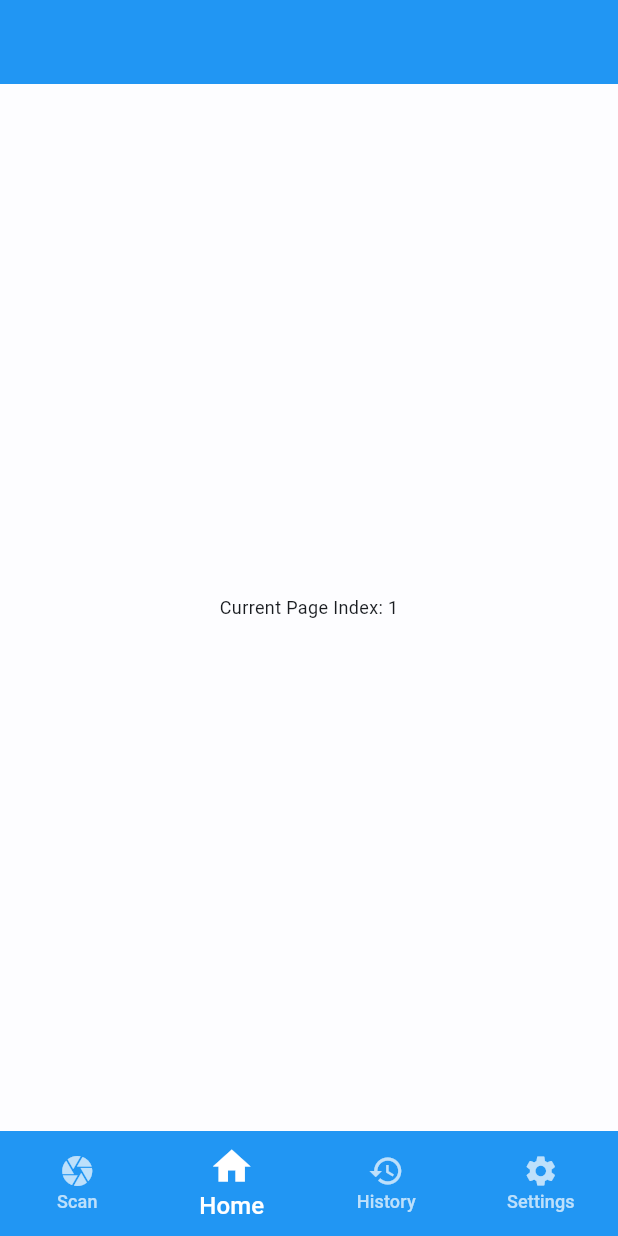
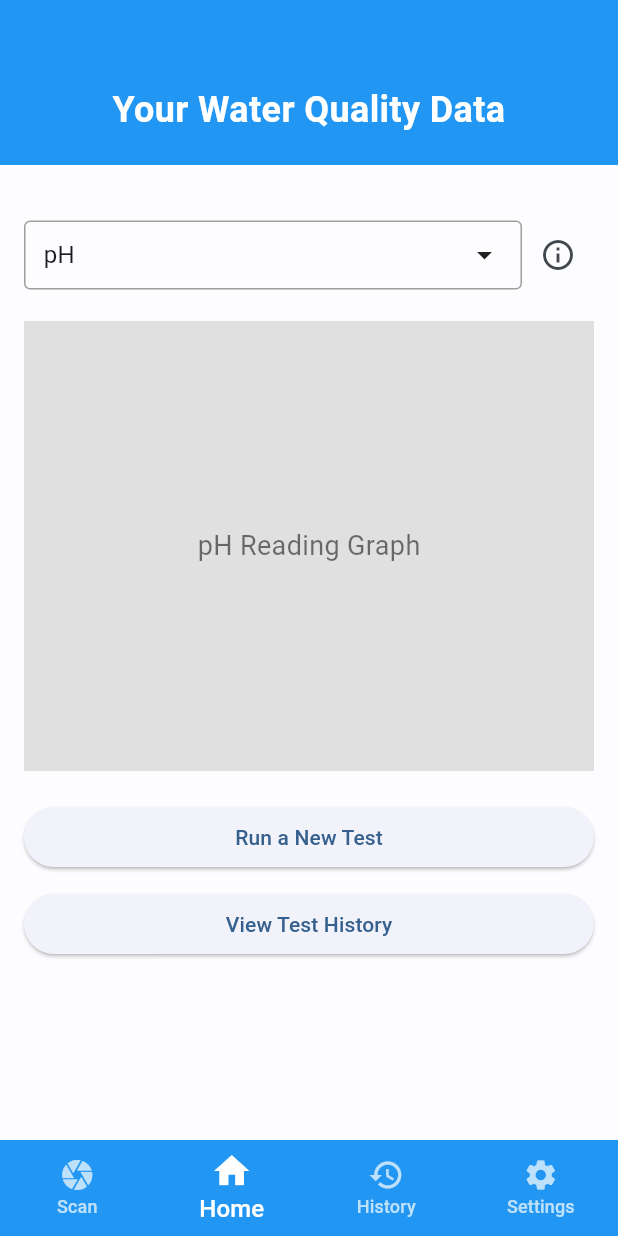
Before and after one commit to KahnSvaer/Water-Sensor-IOT-Project, a Flutter app: the screen it shows after launch, item 2 of the bottom bar chosen, on a phone screen of 412 x 824 dp. Run offline on Flutter 3.47's test engine with Material 3 defaults, Android fonts, the phone set to English and light mode, and no system bars; our stand-ins replace firebase_core; accounts and stored records are empty.

Commit message:
Added home page, scan page and history page

```diff
--- a/aqua_read/lib/constants/colors.dart
+++ b/aqua_read/lib/constants/colors.dart
@@ -2,7 +2,7 @@ import 'package:flutter/material.dart';
 
 class AppColors {
   static const Color primaryColor = Colors.blue;
-  static const Color secondaryColor = Colors.teal;
+  static Color? secondaryColor = Colors.blue[300];
   static const Color accentColor = Colors.cyanAccent;
   static const Color backgroundColor = Colors.white70;
 }
--- a/aqua_read/lib/main.dart
+++ b/aqua_read/lib/main.dart
@@ -12,7 +12,7 @@ class MyApp extends StatelessWidget {
   @override
   Widget build(BuildContext context) {
     return MaterialApp(
-      title: 'Flutter Demo',
+      title: 'AquaRead',
       theme: ThemeData(
         colorScheme: ColorScheme.fromSeed(seedColor: Colors.blue),
         useMaterial3: true,
--- a/aqua_read/lib/pages/background.dart
+++ b/aqua_read/lib/pages/background.dart
@@ -1,9 +1,15 @@
-// home_page.dart
+import 'package:flutter/material.dart';
 
-import 'package:flutter/material.dart';
 import '../state_management/app_state.dart'; // Import the AppState singleton
+import '../constants/colors.dart';
+
 import '../widgets/custom_bottom_nav_bar.dart'; // Import the custom bottom nav bar
-import '../constants/colors.dart';
+
+import 'history.dart';
+import 'home.dart';
+import 'scan.dart';
+import 'setting.dart';
+
 
 class BackgroundPage extends StatelessWidget {
   final AppState appState = AppState();
@@ -12,6 +18,15 @@ class BackgroundPage extends StatelessWidget {
 
   @override
   Widget build(BuildContext context) {
+
+    final List<Widget> pages = [
+      ScansPage(),     // Replace with your actual ScanPage widget
+      HomePage(),     // Replace with your actual HomePage widget
+      HistoryPage(),  // Replace with your actual HistoryPage widget
+      SettingPage(), // Replace with your actual SettingsPage widget
+    ];
+
+
     return Scaffold(
       appBar: AppBar(
         backgroundColor: AppColors.primaryColor,
@@ -22,10 +37,7 @@ class BackgroundPage extends StatelessWidget {
           return Container(
             color: Colors.white70, // Change this to your background color
             child: Center(
-              child: Text(
-                'Current Page Index: $index', // Display current index
-                style: TextStyle(fontSize: 12),
-              ),
+              child: pages[index],
             ),
           );
         },
--- /dev/null
+++ b/aqua_read/lib/pages/home.dart
@@ -0,0 +1,184 @@
+import 'package:aqua_read/constants/colors.dart';
+import 'package:flutter/material.dart';
+import '../state_management/app_state.dart';
+
+class HomePage extends StatelessWidget {
+  const HomePage({super.key});
+
+  @override
+  Widget build(BuildContext context) {
+    ValueNotifier<int> graphIndexNotifier = ValueNotifier<int>(0);
+
+    return Column(
+        crossAxisAlignment: CrossAxisAlignment.start,
+        children: [
+          // Extra Blue Container
+          _buildExtraContainer(),
+
+          SizedBox(height: 20),
+
+          Container(
+            padding: EdgeInsets.all(16),
+            child: Column(
+              children: [
+                _buildCustomDropdown(context, graphIndexNotifier),
+                SizedBox(height: 20),
+                _buildChartPlaceholder(graphIndexNotifier),
+                SizedBox(height: 20),
+                _buildActionButtons(),
+              ],
+            ),
+          )
+        ],
+    );
+  }
+
+  // Widget for the Extra Blue Container
+  Widget _buildExtraContainer() {
+    return Container(
+      color: AppColors.primaryColor,
+      width: double.infinity,
+      padding: EdgeInsets.fromLTRB(0, 0, 0, 20),
+      child: Text(
+        'Your Water Quality Data',
+        textAlign: TextAlign.center,
+        style: TextStyle(
+          fontSize: 24,
+          fontWeight: FontWeight.bold,
+          color: Colors.white,
+        ),
+      ),
+    );
+  }
+
+  // Custom Dropdown Widget with Animation starting from the bottom
+  Widget _buildCustomDropdown(BuildContext context, ValueNotifier<int> graphIndexNotifier) {
+    return Row(
+      children: [
+        Expanded(
+          child: GestureDetector(
+            onTap: () {
+              _showDropdown(context, graphIndexNotifier);
+            },
+            child: Container(
+              padding: EdgeInsets.symmetric(vertical: 10, horizontal: 12),
+              decoration: BoxDecoration(
+                border: Border.all(color: Colors.grey),
+                borderRadius: BorderRadius.circular(4),
+              ),
+              child: Row(
+                mainAxisAlignment: MainAxisAlignment.spaceBetween,
+                children: [
+                  Text(
+                    graphIndexNotifier.value == 0 ? "pH" : graphIndexNotifier.value == 1 ? "TDS" : "Other", // Display the selected value
+                    style: TextStyle(fontSize: 16),
+                  ),
+                  Icon(Icons.arrow_drop_down),
+                ],
+              ),
+            ),
+          ),
+        ),
+        IconButton(
+          icon: Icon(Icons.info_outline),
+          onPressed: () {
+            // Show information about the selected quantity
+          },
+        ),
+      ],
+    );
+  }
+
+  // Show the dropdown options
+  void _showDropdown(BuildContext context, ValueNotifier<int> graphIndexNotifier) {
+    showModalBottomSheet(
+      context: context,
+      builder: (BuildContext context) {
+        return SizedBox(
+          height: 200,
+          child: Column(
+            children: [
+              ListTile(
+                title: Text("pH"),
+                onTap: () {
+                  graphIndexNotifier.value = 0; // Update graph index
+                  Navigator.pop(context);
+                },
+              ),
+              ListTile(
+                title: Text("TDS"),
+                onTap: () {
+                  graphIndexNotifier.value = 1; // Update graph index
+                  Navigator.pop(context);
+                },
+              ),
+              ListTile(
+                title: Text("Other"),
+                onTap: () {
+                  graphIndexNotifier.value = 2; // Update graph index
+                  Navigator.pop(context);
+                },
+              ),
+            ],
+          ),
+        );
+      },
+    );
+  }
+
+  // Widget for the Placeholder Chart Container
+  Widget _buildChartPlaceholder(ValueNotifier<int> graphIndexNotifier) {
+    return ValueListenableBuilder<int>(
+      valueListenable: graphIndexNotifier, // Listen to changes
+      builder: (context, value, child) {
+        String displayText;
+        switch (value) {
+          case 0:
+            displayText = 'pH Reading Graph'; // Change this to your graph
+            break;
+          case 1:
+            displayText = 'TDS Reading Graph'; // Change this to your graph
+            break;
+          case 2:
+            displayText = 'Other Reading Graph'; // Change this to your graph
+            break;
+          default:
+            displayText = 'Select a quantity'; // Default text
+        }
+
+        return Container(
+          height: 300, // Increased height for the graph
+          width: double.infinity,
+          color: Colors.grey[300],
+          alignment: Alignment.center,
+          child: Text(
+            displayText, // Dynamic text based on selection
+            style: TextStyle(fontSize: 18, color: Colors.black54),
+          ),
+        );
+      },
+    );
+  }
+
+  // Widget for Action Buttons
+  Widget _buildActionButtons() {
+    return Column(
+      crossAxisAlignment: CrossAxisAlignment.stretch,
+      children: [
+        ElevatedButton(
+          onPressed: () {
+            AppState().backgroundPageIndex.value = 0; // Update index for New Test
+          },
+          child: Text("Run a New Test"), // Updated button text
+        ),
+        SizedBox(height: 10),
+        ElevatedButton(
+          onPressed: () {
+            AppState().backgroundPageIndex.value = 2; // Update index for History
+          },
+          child: Text("View Test History"), // Updated button text
+        ),
+      ],
+    );
+  }
+}
--- a/aqua_read/lib/widgets/custom_bottom_nav_bar.dart
+++ b/aqua_read/lib/widgets/custom_bottom_nav_bar.dart
@@ -14,7 +14,7 @@ class CustomBottomNavBar extends StatelessWidget {
       builder: (context, currentIndex, child) {
         return BottomAppBar(
           color: AppColors.primaryColor,
-          height: 70,
+          height: 64,
           padding: EdgeInsets.zero,
           child: Row(
             children: [
@@ -76,19 +76,13 @@ class CustomBottomNavBar extends StatelessWidget {
               shape: RoundedRectangleBorder(
                 borderRadius: BorderRadius.circular(10),
               ),
-              minimumSize: Size(0, 60),
             ),
-            child: Container(
-              height: 60,
-              width: double.infinity,
-              alignment: Alignment.center,
-              child: Column(
-                mainAxisSize: MainAxisSize.min,
-                mainAxisAlignment: MainAxisAlignment.spaceBetween,
+            child: Column(
+                mainAxisAlignment: MainAxisAlignment.center,
                 children: [
                   Icon(
                     icon,
-                    size: (currentIndex == index && isHighlighted) ? 30.0 : 24.0,
+                    size: (currentIndex == index && isHighlighted) ? 28.0 : 24.0,
                     color: (currentIndex == index && isHighlighted)
                         ? Colors.white
                         : Colors.white70,
@@ -104,7 +98,6 @@ class CustomBottomNavBar extends StatelessWidget {
                   ),
                 ],
               ),
-            ),
           );
         },
       ),
```
Also changed, not shown: aqua_read/lib/entities/results.dart (added, +7 -0 lines), aqua_read/lib/pages/history.dart (added, +104 -0 lines), aqua_read/lib/pages/scan.dart (added, +134 -0 lines), aqua_read/lib/pages/setting.dart (added, +13 -0 lines).
